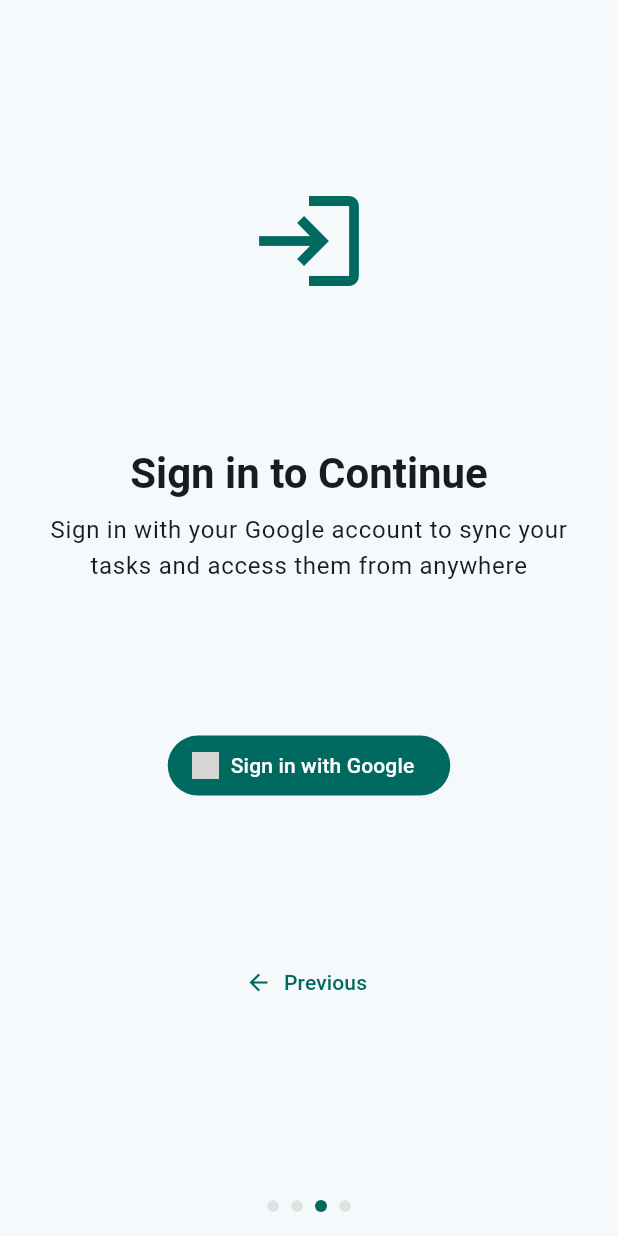
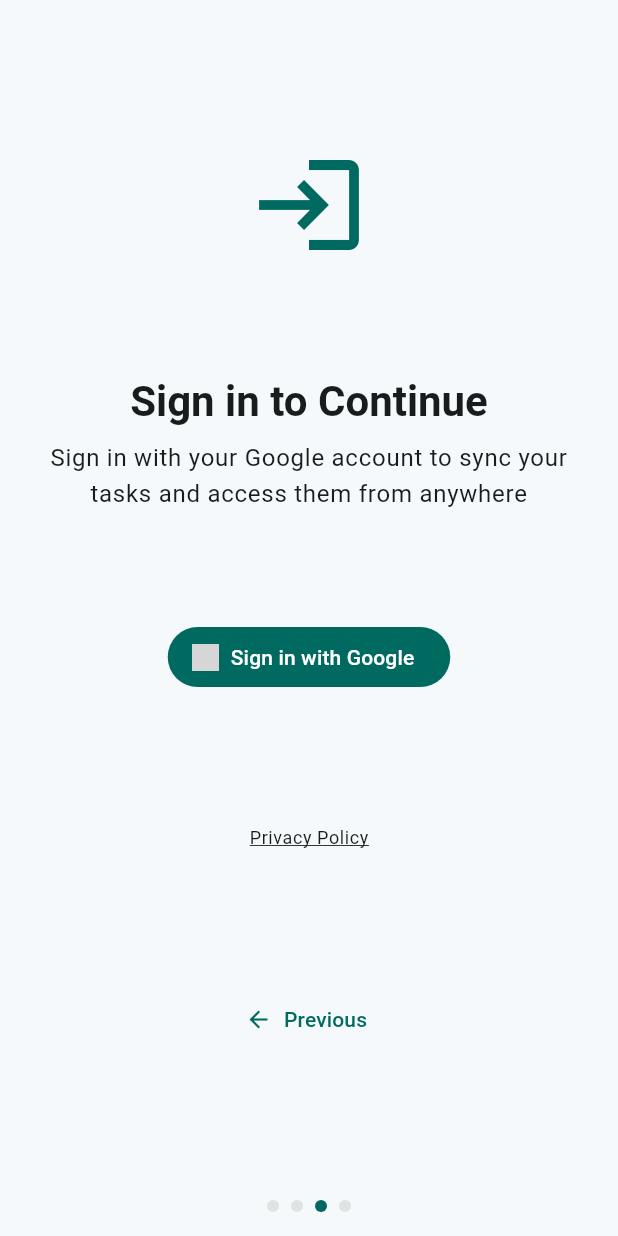
Before and after one commit to thomasborgogno/iketasks, a Flutter app: the screen it shows after launch, swiped to page 3, on a phone screen of 412 x 824 dp. Run offline on Flutter 3.47's test engine with Material 3 defaults, Android fonts, the phone set to English and light mode, and no system bars; our stand-ins replace cloud_firestore, connectivity_plus, equatable, firebase_auth, firebase_core, flutter_bloc and 3 more; missing offline and left inert: googleapis, home_widget; accounts and stored records are empty; generated files the repository leaves out were written again; Roboto replaces fonts that are missing (GoogleSansFlex); grey boxes are pictures that could not be loaded.

Commit message:
Add automated release workflow, privacy policy, and ProGuard rules
Sets up a GitHub Actions workflow for automated Android builds and releases with version bumping. This includes release signing configuration, ProGuard rules for code shrinking, and a new privacy policy accessible via the onboarding and matrix screens.

```diff
--- a/lib/features/onboarding/presentation/onboarding_wizard.dart
+++ b/lib/features/onboarding/presentation/onboarding_wizard.dart
@@ -1,5 +1,6 @@
 import 'package:flutter/material.dart';
 import 'package:flutter_bloc/flutter_bloc.dart';
+import 'package:url_launcher/url_launcher.dart';
 import 'package:eisenhower_matrix_app/l10n/app_localizations.dart';
 import 'package:eisenhower_matrix_app/features/auth/presentation/auth_cubit.dart';
 import 'package:eisenhower_matrix_app/features/categories/presentation/category_cubit.dart';
@@ -661,6 +662,19 @@
                           );
                         },
                       ),
+                      TextButton(
+                        onPressed: () => launchUrl(
+                          Uri.parse(
+                            'https://thomasborgogno.github.io/eisenhower_matrix_app/privacy-policy',
+                          ),
+                        ),
+                        child: Text(
+                          l10n.privacyPolicy,
+                          style: theme.textTheme.bodySmall?.copyWith(
+                            decoration: TextDecoration.underline,
+                          ),
+                        ),
+                      ),
                       TextButton.icon(
                         onPressed: widget.onPrevious,
                         icon: const Icon(Icons.arrow_back),
--- a/lib/features/tasks/presentation/matrix_page.dart
+++ b/lib/features/tasks/presentation/matrix_page.dart
@@ -618,6 +618,16 @@
                   icon: const Icon(Icons.code),
                   label: Text(l10n.viewOnGitHub),
                 ),
+                const SizedBox(height: 8),
+                OutlinedButton.icon(
+                  onPressed: () => launchUrl(
+                    Uri.parse(
+                      'https://thomasborgogno.github.io/eisenhower_matrix_app/privacy-policy',
+                    ),
+                  ),
+                  icon: const Icon(Icons.privacy_tip_outlined),
+                  label: Text(l10n.privacyPolicy),
+                ),
                 const SizedBox(height: 24),
                 Text(
                   l10n.supportDevelopment,
--- a/lib/l10n/app_ar.arb
+++ b/lib/l10n/app_ar.arb
@@ -180,5 +180,6 @@
   "supportDevelopment": "دعم التطوير",
   "donate": "تبرع",
   "reportIssue": "الإبلاغ عن مشكلة",
-  "reportIssueDescription": "وجدت خطأ أو لديك اقتراح؟ أخبرنا!"
+  "reportIssueDescription": "وجدت خطأ أو لديك اقتراح؟ أخبرنا!",
+  "privacyPolicy": "سياسة الخصوصية"
 }
--- a/lib/l10n/app_de.arb
+++ b/lib/l10n/app_de.arb
@@ -180,5 +180,6 @@
   "supportDevelopment": "Entwicklung unterstützen",
   "donate": "Spenden",
   "reportIssue": "Problem melden",
-  "reportIssueDescription": "Einen Fehler gefunden oder einen Vorschlag? Lassen Sie es uns wissen!"
+  "reportIssueDescription": "Einen Fehler gefunden oder einen Vorschlag? Lassen Sie es uns wissen!",
+  "privacyPolicy": "Datenschutzerklärung"
 }
--- a/lib/l10n/app_en.arb
+++ b/lib/l10n/app_en.arb
@@ -239,5 +239,6 @@
   "supportDevelopment": "Support Development",
   "donate": "Donate",
   "reportIssue": "Report an Issue",
-  "reportIssueDescription": "Found a bug or have a suggestion? Let me know!"
+  "reportIssueDescription": "Found a bug or have a suggestion? Let me know!",
+  "privacyPolicy": "Privacy Policy"
 }
--- a/lib/l10n/app_es.arb
+++ b/lib/l10n/app_es.arb
@@ -180,5 +180,6 @@
   "supportDevelopment": "Apoyar el desarrollo",
   "donate": "Donar",
   "reportIssue": "Reportar un problema",
-  "reportIssueDescription": "¿Encontraste un error o tienes una sugerencia? ¡Haznos saber!"
+  "reportIssueDescription": "¿Encontraste un error o tienes una sugerencia? ¡Haznos saber!",
+  "privacyPolicy": "Política de privacidad"
 }
--- a/lib/l10n/app_fr.arb
+++ b/lib/l10n/app_fr.arb
@@ -180,5 +180,6 @@
   "supportDevelopment": "Soutenir le développement",
   "donate": "Faire un don",
   "reportIssue": "Signaler un problème",
-  "reportIssueDescription": "Vous avez trouvé un bug ou avez une suggestion ? Faites-le nous savoir !"
+  "reportIssueDescription": "Vous avez trouvé un bug ou avez une suggestion ? Faites-le nous savoir !",
+  "privacyPolicy": "Politique de confidentialité"
 }
--- a/lib/l10n/app_it.arb
+++ b/lib/l10n/app_it.arb
@@ -173,5 +173,6 @@
   "supportDevelopment": "Supporta lo sviluppo",
   "donate": "Dona",
   "reportIssue": "Segnala un problema",
-  "reportIssueDescription": "Hai trovato un bug o hai un suggerimento? Contattami!"
+  "reportIssueDescription": "Hai trovato un bug o hai un suggerimento? Contattami!",
+  "privacyPolicy": "Informativa sulla privacy"
 }
--- a/lib/l10n/app_ja.arb
+++ b/lib/l10n/app_ja.arb
@@ -180,5 +180,6 @@
   "supportDevelopment": "開発をサポート",
   "donate": "寄付",
   "reportIssue": "問題を報告",
-  "reportIssueDescription": "バグを見つけましたか、または提案がありますか？お知らせください！"
+  "reportIssueDescription": "バグを見つけましたか、または提案がありますか？お知らせください！",
+  "privacyPolicy": "プライバシーポリシー"
 }
--- a/lib/l10n/app_pt.arb
+++ b/lib/l10n/app_pt.arb
@@ -180,5 +180,6 @@
   "supportDevelopment": "Apoiar o desenvolvimento",
   "donate": "Doar",
   "reportIssue": "Reportar um problema",
-  "reportIssueDescription": "Encontrou um bug ou tem uma sugestão? Nos avise!"
+  "reportIssueDescription": "Encontrou um bug ou tem uma sugestão? Nos avise!",
+  "privacyPolicy": "Política de privacidade"
 }
--- a/lib/l10n/app_ru.arb
+++ b/lib/l10n/app_ru.arb
@@ -180,5 +180,6 @@
   "supportDevelopment": "Поддержать разработку",
   "donate": "Пожертвовать",
   "reportIssue": "Сообщить о проблеме",
-  "reportIssueDescription": "Нашли ошибку или есть предложение? Сообщите нам!"
+  "reportIssueDescription": "Нашли ошибку или есть предложение? Сообщите нам!",
+  "privacyPolicy": "Политика конфиденциальности"
 }
--- a/lib/l10n/app_zh.arb
+++ b/lib/l10n/app_zh.arb
@@ -180,5 +180,6 @@
   "supportDevelopment": "支持开发",
   "donate": "捐赠",
   "reportIssue": "报告问题",
-  "reportIssueDescription": "发现了错误或有建议？请告诉我们！"
+  "reportIssueDescription": "发现了错误或有建议？请告诉我们！",
+  "privacyPolicy": "隐私政策"
 }
--- a/pubspec.yaml
+++ b/pubspec.yaml
@@ -43,11 +43,11 @@
   cloud_firestore: ^6.0.2
   google_sign_in: ^7.2.0
   connectivity_plus: ^7.0.0
-  home_widget: ^0.8.0
-  googleapis: ^14.0.0
+  home_widget: ^0.9.1
+  googleapis: ^16.0.0
   http: ^1.0.0
   flutter_launcher_icons: ^0.14.4
-  flutter_local_notifications: ^18.0.0
+  flutter_local_notifications: ^21.0.0
   shared_preferences: ^2.5.3
   url_launcher: ^6.3.2
 
```
Also changed, not shown: lib/core/notifications/notification_service.dart (+7 -7 lines), pubspec.lock, 6 other files.
